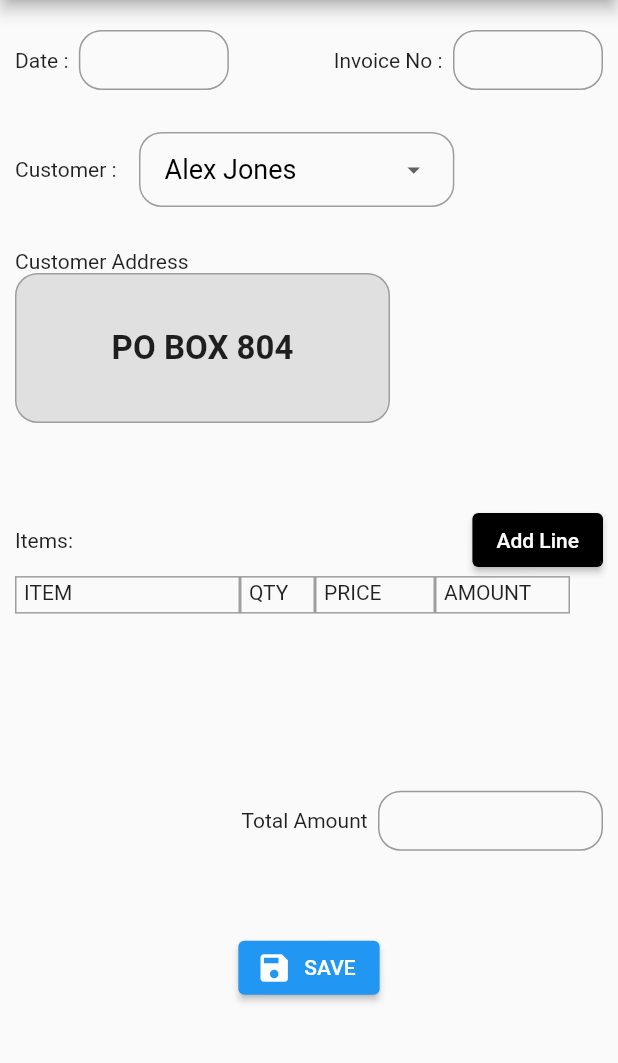
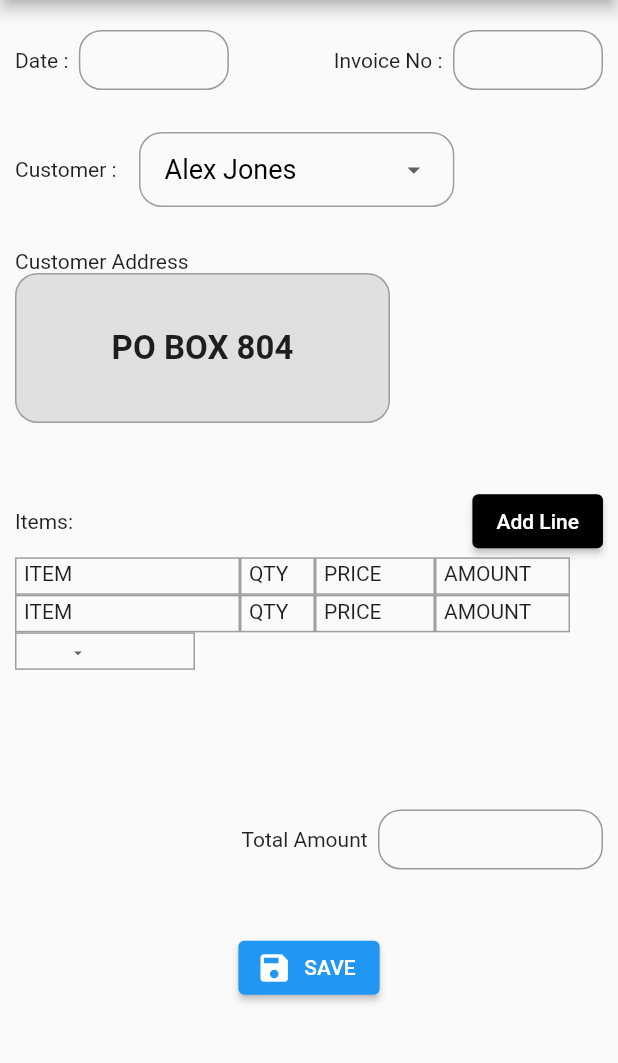
Before and after one commit to getfarook/flutter_invoice_lite, a Flutter app: the screen it shows after launch, on a phone screen of 412 x 824 dp, the part 84-1147 px from its top. Run offline on Flutter 3.47's test engine with Material 2 defaults, Android fonts, the phone set to English and light mode, and no system bars.

Commit message:
new widget

```diff
--- /dev/null
+++ b/lib/widgets/addlinerow.dart
@@ -0,0 +1,63 @@
+import 'package:flutter/material.dart';
+
+class AddLineRow extends StatefulWidget {
+  @override
+  _AddLineRowState createState() => _AddLineRowState();
+}
+
+class _AddLineRowState extends State<AddLineRow> {
+  @override
+  Widget build(BuildContext context) {
+    String selectedObject;
+    final item = ['bag', 'lap'];
+    return Row(
+      children: [
+        //     Container(
+        //   padding: EdgeInsets.only(left: 5, top: 2),
+        //   decoration:
+        //       BoxDecoration(border: Border.all(width: 1, color: Colors.grey)),
+        //   width: 120,
+        //   height: 25,
+        //   child: Text('here'),
+        // ),
+
+        Container(
+          padding: EdgeInsets.only(left: 5, top: 2),
+          decoration:
+              BoxDecoration(border: Border.all(width: 1, color: Colors.grey)),
+          width: 120,
+          height: 25,
+          child: DropdownButton(
+              dropdownColor: Colors.white,
+              icon: Icon(Icons.arrow_drop_down),
+              iconSize: 12,
+              underline: SizedBox(),
+              style: TextStyle(color: Colors.black, fontSize: 18),
+              value: selectedObject,
+              onChanged: (value) {
+                setState(() {
+                  selectedObject = value;
+                });
+              },
+              items: item.map<DropdownMenuItem<String>>((value) {
+                return DropdownMenuItem(
+                  child: Text(value),
+                  value: value,
+                );
+              }).toList()),
+
+          // TextField(
+          //   decoration: InputDecoration(
+          //     border: OutlineInputBorder(
+          //       borderRadius: BorderRadius.all(
+          //         Radius.circular(3),
+          //       ),
+          //     ),
+          //   ),
+
+          // ),
+        ),
+      ],
+    );
+  }
+}
--- a/lib/widgets/tablesectionwidget.dart
+++ b/lib/widgets/tablesectionwidget.dart
@@ -1,4 +1,5 @@
 import 'package:flutter/material.dart';
+import 'addlinerow.dart';
 
 class TableSection extends StatefulWidget {
   @override
@@ -38,7 +39,16 @@ class _TableSectionState extends State<TableSection> {
             container('PRICE', 80),
             container('AMOUNT', 90)
           ],
-        )
+        ),
+        Row(
+          children: [
+            container('ITEM', 150),
+            container('QTY', 50),
+            container('PRICE', 80),
+            container('AMOUNT', 90)
+          ],
+        ),
+        AddLineRow()
         //ListView.builder(itemCount: 1, itemBuilder: (ctx, i) => )
       ],
     );
```
Also changed, not shown: lib/widgets/customerdetails.dart (+14 -5 lines).
